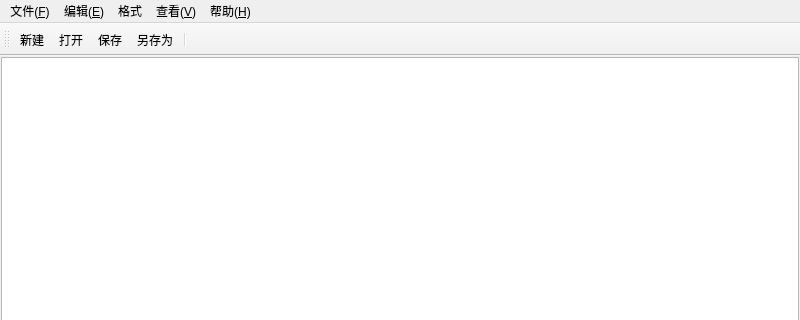
Above: mainwindow.ui from Young-abc/Lab2_Repository before the change; both pictures show x 0 to 800 and y 0 to 320 of the 800 by 600 pixel window. Below: the same form after it.
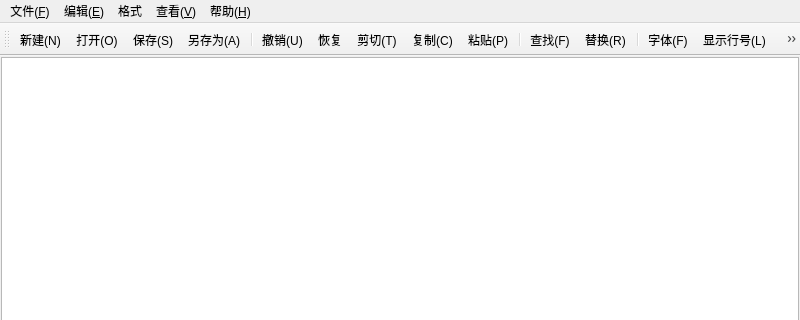
That is the form after the change. Icons and pictures are not drawn.

Diff of the .ui file:
```diff
--- a/mainwindow.ui
+++ b/mainwindow.ui
@@ -117,6 +117,21 @@
    <addaction name="actionSave"/>
    <addaction name="actionSaveAs"/>
    <addaction name="separator"/>
+   <addaction name="actionReture"/>
+   <addaction name="actionRecover"/>
+   <addaction name="actionCut"/>
+   <addaction name="actionCopy"/>
+   <addaction name="actionPaste"/>
+   <addaction name="separator"/>
+   <addaction name="actionFind"/>
+   <addaction name="actionReplace"/>
+   <addaction name="separator"/>
+   <addaction name="actionFont"/>
+   <addaction name="actionShowLineNum"/>
+   <addaction name="actionWrap"/>
+   <addaction name="separator"/>
+   <addaction name="actionToolBar"/>
+   <addaction name="actionStatusBar"/>
   </widget>
   <action name="actionNew">
    <property name="icon">
@@ -124,7 +139,7 @@
      <normaloff>:/icon/new.png</normaloff>:/icon/new.png</iconset>
    </property>
    <property name="text">
-    <string>新建</string>
+    <string>新建(&amp;N)</string>
    </property>
    <property name="toolTip">
     <string>新建</string>
@@ -139,7 +154,7 @@
      <normaloff>:/icon/open.png</normaloff>:/icon/open.png</iconset>
    </property>
    <property name="text">
-    <string>打开</string>
+    <string>打开(&amp;O)</string>
    </property>
    <property name="toolTip">
     <string>打开</string>
@@ -154,7 +169,7 @@
      <normaloff>:/icon/save.png</normaloff>:/icon/save.png</iconset>
    </property>
    <property name="text">
-    <string>保存</string>
+    <string>保存(S)</string>
    </property>
    <property name="toolTip">
     <string>保存</string>
@@ -169,7 +184,7 @@
      <normaloff>:/icon/saveAs.png</normaloff>:/icon/saveAs.png</iconset>
    </property>
    <property name="text">
-    <string>另存为</string>
+    <string>另存为(&amp;A)</string>
    </property>
    <property name="toolTip">
     <string>另存为</string>
@@ -191,7 +206,7 @@
   </action>
   <action name="actionReture">
    <property name="text">
-    <string>撤销</string>
+    <string>撤销(&amp;U)</string>
    </property>
    <property name="toolTip">
     <string>撤销</string>
@@ -213,7 +228,7 @@
   </action>
   <action name="actionCut">
    <property name="text">
-    <string>剪切</string>
+    <string>剪切(&amp;T)</string>
    </property>
    <property name="toolTip">
     <string>剪切</string>
@@ -224,7 +239,7 @@
   </action>
   <action name="actionCopy">
    <property name="text">
-    <string>复制</string>
+    <string>复制(&amp;C)</string>
    </property>
    <property name="toolTip">
     <string>复制</string>
@@ -235,7 +250,7 @@
   </action>
   <action name="actionPaste">
    <property name="text">
-    <string>粘贴</string>
+    <string>粘贴(&amp;P)</string>
    </property>
    <property name="toolTip">
     <string>粘贴</string>
@@ -246,7 +261,7 @@
   </action>
   <action name="actionFind">
    <property name="text">
-    <string>查找</string>
+    <string>查找(&amp;F)</string>
    </property>
    <property name="toolTip">
     <string>查找</string>
@@ -257,7 +272,7 @@
   </action>
   <action name="actionReplace">
    <property name="text">
-    <string>替换</string>
+    <string>替换(&amp;R)</string>
    </property>
    <property name="toolTip">
     <string>替换</string>
@@ -279,7 +294,7 @@
   </action>
   <action name="actionWrap">
    <property name="text">
-    <string>自动换行</string>
+    <string>自动换行(&amp;W)</string>
    </property>
    <property name="menuRole">
     <enum>QAction::NoRole</enum>
@@ -287,7 +302,10 @@
   </action>
   <action name="actionShowLineNum">
    <property name="text">
-    <string>显示行号</string>
+    <string>显示行号(&amp;L)</string>
+   </property>
+   <property name="shortcut">
+    <string>Ctrl+L</string>
    </property>
    <property name="menuRole">
     <enum>QAction::NoRole</enum>
@@ -295,7 +313,7 @@
   </action>
   <action name="actionFont">
    <property name="text">
-    <string>字体</string>
+    <string>字体(&amp;F)</string>
    </property>
    <property name="menuRole">
     <enum>QAction::NoRole</enum>
@@ -327,7 +345,7 @@
   </action>
   <action name="actionToolBar">
    <property name="text">
-    <string>工具栏</string>
+    <string>工具栏(&amp;T)</string>
    </property>
    <property name="menuRole">
     <enum>QAction::NoRole</enum>
@@ -335,7 +353,7 @@
   </action>
   <action name="actionStatusBar">
    <property name="text">
-    <string>状态栏</string>
+    <string>状态栏(&amp;S)</string>
    </property>
    <property name="menuRole">
     <enum>QAction::NoRole</enum>
```
Left out of the diff: 90 changed lines with no effect on the pictures.
